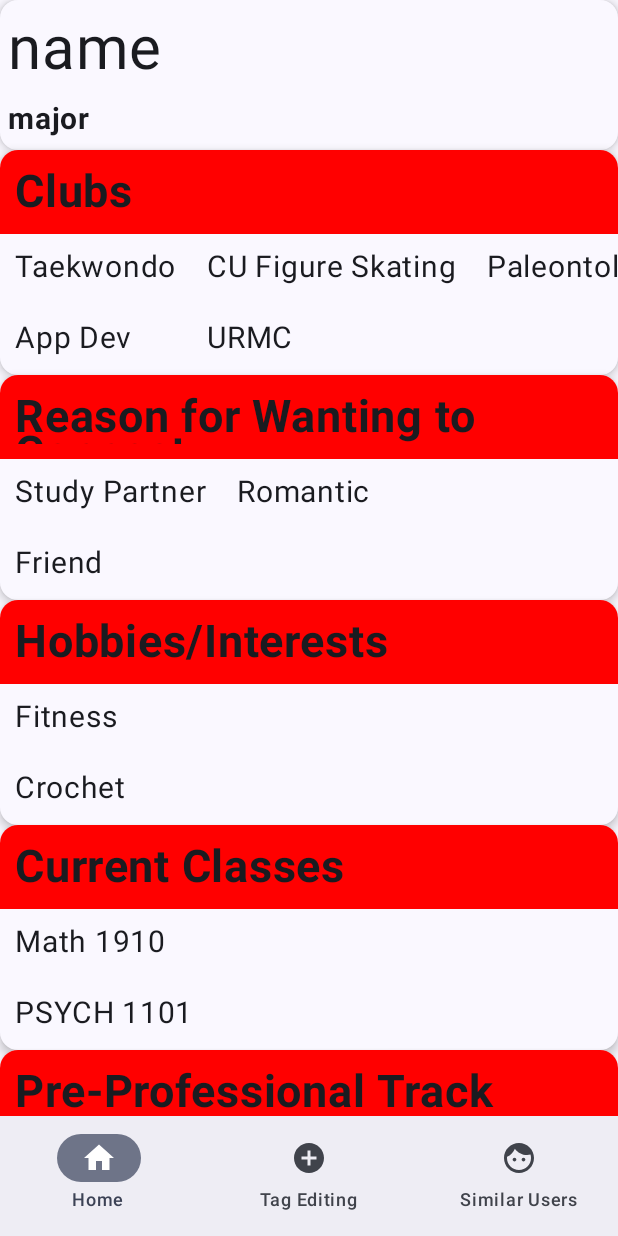
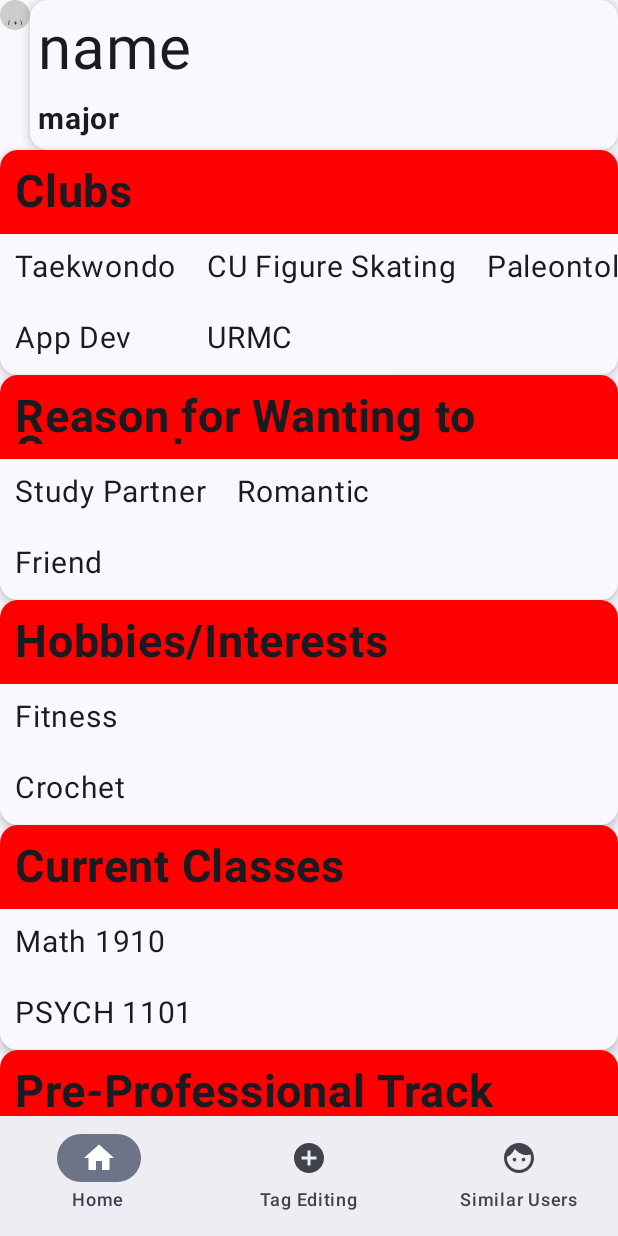
Before and after one commit to euphixia/team14, an Android app built with Jetpack Compose: the screen it shows after launch (MainActivity), on a phone screen of 412 x 824 dp. Run offline under Robolectric (Android 15) with nearby library versions, the phone set to English and light mode, and no system bars; our stand-ins replace Dagger/Hilt's generated code.

Commit message:
added code for a profile image, need to make it clickable

```diff
--- a/app/src/main/java/com/example/team14communicationsapp/ui/components/ProfileImage.kt
+++ b/app/src/main/java/com/example/team14communicationsapp/ui/components/ProfileImage.kt
@@ -1,13 +1,59 @@
 package com.example.team14communicationsapp.ui.components
 
+import androidx.compose.foundation.BorderStroke
+import androidx.compose.foundation.background
+import androidx.compose.foundation.layout.Box
+import androidx.compose.foundation.layout.fillMaxHeight
+import androidx.compose.foundation.layout.fillMaxWidth
+import androidx.compose.foundation.layout.height
+import androidx.compose.foundation.layout.padding
+import androidx.compose.foundation.layout.width
+import androidx.compose.foundation.shape.CircleShape
+import androidx.compose.foundation.shape.RoundedCornerShape
+import androidx.compose.material.icons.Icons
+import androidx.compose.material3.Surface
+import androidx.compose.material3.Text
 import androidx.compose.runtime.Composable
+import androidx.compose.ui.Alignment
+import androidx.compose.ui.Modifier
+import androidx.compose.ui.draw.clip
+import androidx.compose.ui.draw.drawWithCache
+import androidx.compose.ui.graphics.Color
+import androidx.compose.ui.graphics.Shape
+import androidx.compose.ui.text.font.FontWeight
 import androidx.compose.ui.tooling.preview.Preview
+import androidx.compose.ui.unit.dp
+import androidx.compose.ui.unit.sp
 
 @Composable
-fun ProfileImage(){}
+fun ProfileImage() {
+    Surface(
+        onClick = { -> null },
+        modifier = Modifier
+            .width(20.dp)
+            .height(20.dp)
+            .clip(CircleShape)
+            .background(color = Color.LightGray)
+            .padding(3.dp)
+    ) {
+        Box(
+            modifier = Modifier
+                .fillMaxWidth()
+                .fillMaxHeight().background(color = Color.LightGray)
+        ) {
+            Text(
+                text = "( + )",
+                modifier = Modifier.align(Alignment.Center),
+                fontWeight = FontWeight.Bold,
+                color = Color.Black,
+                fontSize = 4.sp
+            )
+        }
+    }
+}
 
-@Preview
+@Preview(showBackground = true)
 @Composable
-private fun ProfileImagePreview(){
+private fun ProfileImagePreview() {
     ProfileImage()
 }
--- a/app/src/main/java/com/example/team14communicationsapp/viewmodel/ProfileVM.kt
+++ /dev/null
@@ -1 +0,0 @@
-package com.example.team14communicationsapp.viewmodel
```
